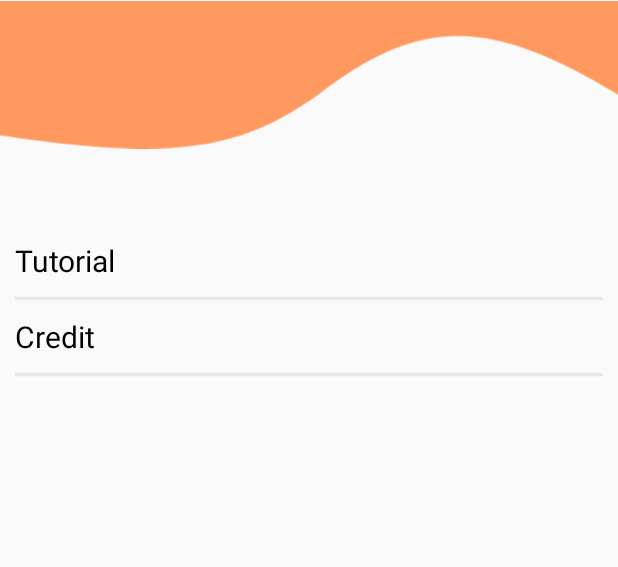
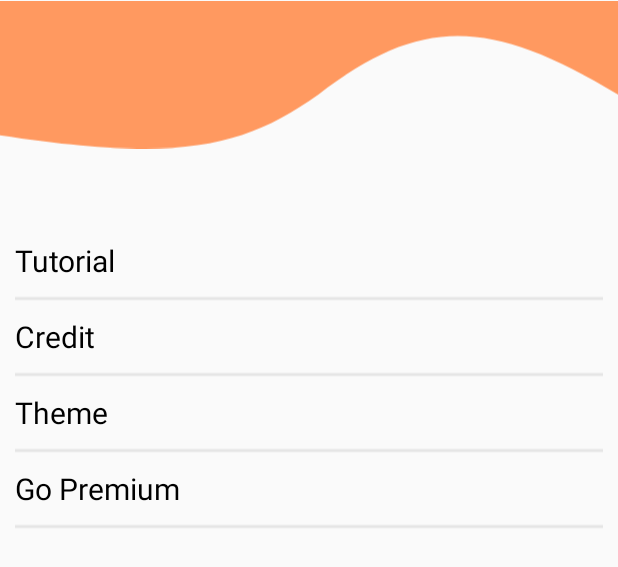
Before and after one commit to harveygp/NeMo, an Android app: the layout fragment_settings.xml on its own in the app's theme, with its tools: preview values and no code run, on a phone screen of 412 x 824 dp. Shown: the top 567 px of the screen. Run offline under Robolectric (Android 15) with nearby library versions, the phone set to English and light mode, and no system bars.

Commit message:
add_new_feature

```diff
--- a/app/src/main/res/layout/fragment_settings.xml
+++ b/app/src/main/res/layout/fragment_settings.xml
@@ -63,6 +63,46 @@
             app:layout_constraintEnd_toEndOf="parent" />
 
 
+        <TextView
+            android:id="@+id/theme"
+            android:layout_width="match_parent"
+            android:layout_height="wrap_content"
+            android:layout_marginTop="10dp"
+            android:text="@string/theme_text"
+            android:textColor="@color/dark"
+            android:textSize="@dimen/normal"
+            app:layout_constraintStart_toStartOf="parent"
+            app:layout_constraintTop_toBottomOf="@+id/betweenText1" />
+
+        <ImageView
+            android:id="@+id/betweenText2"
+            android:layout_width="match_parent"
+            android:layout_height="wrap_content"
+            android:src="@drawable/ic_line"
+            android:layout_marginTop="10dp"
+            app:layout_constraintTop_toBottomOf="@+id/theme"
+            app:layout_constraintEnd_toEndOf="parent" />
+
+        <TextView
+            android:id="@+id/goPremium"
+            android:layout_width="match_parent"
+            android:layout_height="wrap_content"
+            android:layout_marginTop="10dp"
+            android:text="@string/premium_text"
+            android:textColor="@color/dark"
+            android:textSize="@dimen/normal"
+            app:layout_constraintStart_toStartOf="parent"
+            app:layout_constraintTop_toBottomOf="@+id/betweenText2" />
+
+        <ImageView
+            android:id="@+id/betweenText3"
+            android:layout_width="match_parent"
+            android:layout_height="wrap_content"
+            android:src="@drawable/ic_line"
+            android:layout_marginTop="10dp"
+            app:layout_constraintTop_toBottomOf="@+id/goPremium"
+            app:layout_constraintEnd_toEndOf="parent" />
+
     </androidx.constraintlayout.widget.ConstraintLayout>
 
 </androidx.constraintlayout.widget.ConstraintLayout>
--- a/app/src/main/res/values/strings.xml
+++ b/app/src/main/res/values/strings.xml
@@ -26,4 +26,6 @@
 <!--    setting-->
     <string name="tutorial_text">Tutorial</string>
     <string name="credit_text">Credit</string>
+    <string name="theme_text">Theme</string>
+    <string name="premium_text">Go Premium</string>
 </resources>
```
